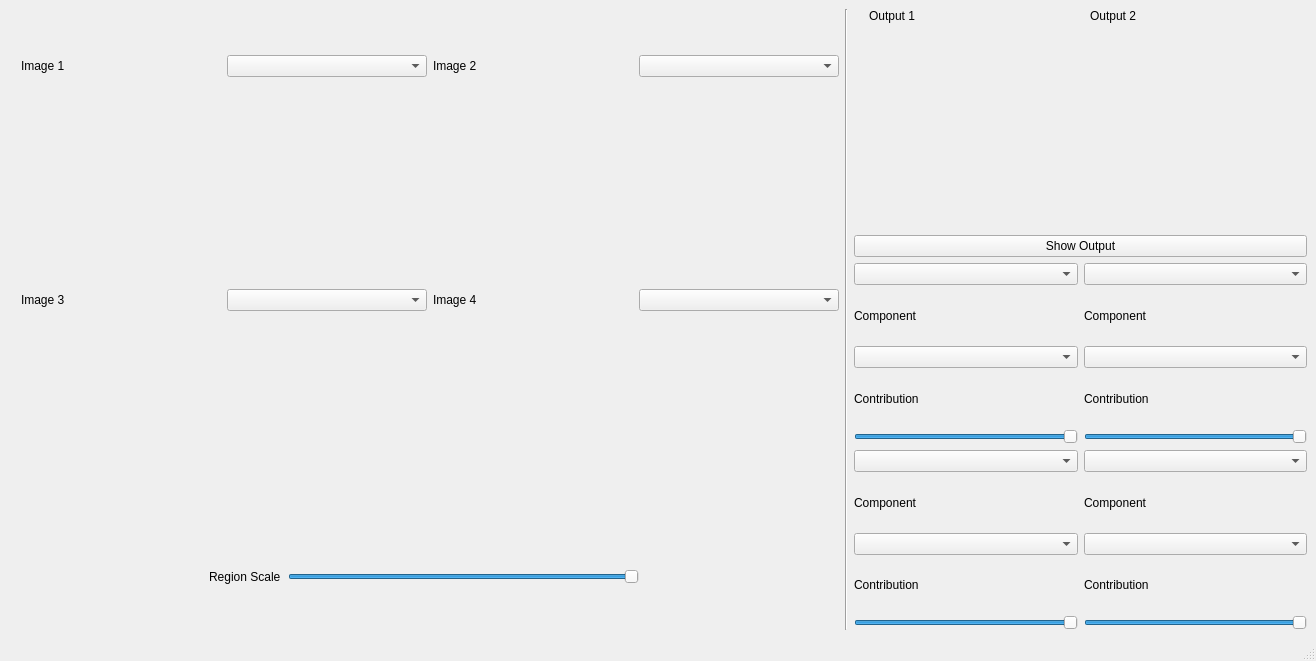
First picture: the form in views/mainwindow.ui, repository ossama971/fourier-transform-mixer, before the edit.
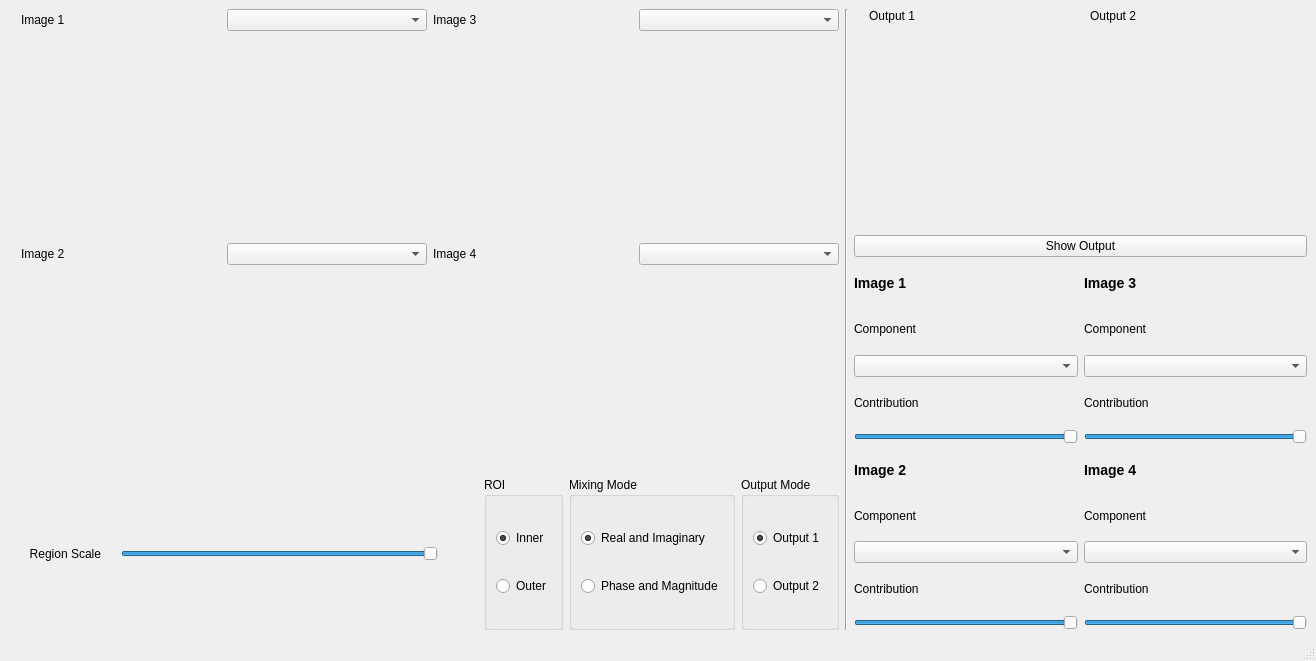
Second picture: the form after the edit. Custom widgets are drawn as their Qt base class.

The edit to the form file:
```diff
--- a/views/mainwindow.ui
+++ b/views/mainwindow.ui
@@ -17,7 +17,7 @@
    <bool>true</bool>
   </property>
   <widget class="QWidget" name="centralwidget">
-   <layout class="QHBoxLayout" name="horizontalLayout_2">
+   <layout class="QHBoxLayout" name="horizontalLayout_4">
     <item>
      <layout class="QVBoxLayout" name="verticalLayout_6">
       <item>
@@ -88,7 +88,7 @@
           <item row="0" column="0">
            <widget class="QLabel" name="image_label_3">
             <property name="text">
-             <string>Image 3</string>
+             <string>Image 2</string>
             </property>
            </widget>
           </item>
@@ -207,7 +207,7 @@
           <item row="0" column="0">
            <widget class="QLabel" name="image_label_2">
             <property name="text">
-             <string>Image 2</string>
+             <string>Image 3</string>
             </property>
            </widget>
           </item>
@@ -263,21 +263,26 @@
        </layout>
       </item>
       <item>
+       <layout class="QHBoxLayout" name="horizontalLayout_3">
+        <item>
        <layout class="QHBoxLayout" name="horizontalLayout">
         <property name="spacing">
-         <number>7</number>
+           <number>20</number>
         </property>
         <property name="leftMargin">
-         <number>200</number>
+           <number>20</number>
         </property>
         <property name="rightMargin">
-         <number>200</number>
+           <number>40</number>
         </property>
         <item>
          <widget class="QLabel" name="region_label">
           <property name="text">
            <string>Region Scale</string>
           </property>
+            <property name="alignment">
+             <set>Qt::AlignRight|Qt::AlignTrailing|Qt::AlignVCenter</set>
+            </property>
          </widget>
         </item>
         <item>
@@ -304,6 +309,90 @@
         </item>
        </layout>
       </item>
+        <item>
+         <layout class="QHBoxLayout" name="horizontalLayout_2">
+          <item>
+           <widget class="QGroupBox" name="groupBox_3">
+            <property name="title">
+             <string>ROI</string>
+            </property>
+            <layout class="QVBoxLayout" name="verticalLayout_17">
+             <item>
+              <widget class="QRadioButton" name="inner_rad">
+               <property name="text">
+                <string>Inner</string>
+               </property>
+               <property name="checked">
+                <bool>true</bool>
+               </property>
+              </widget>
+             </item>
+             <item>
+              <widget class="QRadioButton" name="outer_rad">
+               <property name="text">
+                <string>Outer</string>
+               </property>
+              </widget>
+             </item>
+            </layout>
+           </widget>
+          </item>
+          <item>
+           <widget class="QGroupBox" name="groupBox_2">
+            <property name="title">
+             <string>Mixing Mode</string>
+            </property>
+            <layout class="QVBoxLayout" name="verticalLayout_11">
+             <item>
+              <widget class="QRadioButton" name="mode_rad_1">
+               <property name="text">
+                <string>Real and Imaginary</string>
+               </property>
+               <property name="checked">
+                <bool>true</bool>
+               </property>
+              </widget>
+             </item>
+             <item>
+              <widget class="QRadioButton" name="mode_rad_2">
+               <property name="text">
+                <string>Phase and Magnitude</string>
+               </property>
+              </widget>
+             </item>
+            </layout>
+           </widget>
+          </item>
+          <item>
+           <widget class="QGroupBox" name="groupBox">
+            <property name="title">
+             <string>Output Mode</string>
+            </property>
+            <layout class="QVBoxLayout" name="verticalLayout_10">
+             <item>
+              <widget class="QRadioButton" name="output_rad_1">
+               <property name="text">
+                <string>Output 1</string>
+               </property>
+               <property name="checked">
+                <bool>true</bool>
+               </property>
+              </widget>
+             </item>
+             <item>
+              <widget class="QRadioButton" name="output_rad_2">
+               <property name="text">
+                <string>Output 2</string>
+               </property>
+              </widget>
+             </item>
+            </layout>
+           </widget>
+          </item>
+         </layout>
+        </item>
+       </layout>
+      </item>
      </layout>
     </item>
     <item>
@@ -401,7 +490,15 @@
         <item row="0" column="0">
          <layout class="QVBoxLayout" name="verticalLayout">
           <item>
-           <widget class="QComboBox" name="image_1_output_1"/>
+           <widget class="QLabel" name="image_label_5">
+            <property name="styleSheet">
+             <string notr="true">font-size:14px;
+font-weight: bold</string>
+            </property>
+            <property name="text">
+             <string>Image 1</string>
+            </property>
+           </widget>
           </item>
           <item>
            <widget class="QLabel" name="image_1_component_output_component_label_1">
@@ -438,7 +535,15 @@
         <item row="0" column="1">
          <layout class="QVBoxLayout" name="verticalLayout_2">
           <item>
-           <widget class="QComboBox" name="image_1_output_2"/>
+           <widget class="QLabel" name="image_label_6">
+            <property name="styleSheet">
+             <string notr="true">font-size:14px;
+font-weight: bold</string>
+            </property>
+            <property name="text">
+             <string>Image 3</string>
+            </property>
+           </widget>
           </item>
           <item>
            <widget class="QLabel" name="image_1_component_output_component_label_2">
@@ -475,7 +580,15 @@
         <item row="1" column="0">
          <layout class="QVBoxLayout" name="verticalLayout_3">
           <item>
-           <widget class="QComboBox" name="image_2_output_1"/>
+           <widget class="QLabel" name="image_label_7">
+            <property name="styleSheet">
+             <string notr="true">font-size:14px;
+font-weight: bold</string>
+            </property>
+            <property name="text">
+             <string>Image 2</string>
+            </property>
+           </widget>
           </item>
           <item>
            <widget class="QLabel" name="image_2_component_output_component_label_1">
@@ -512,7 +625,15 @@
         <item row="1" column="1">
          <layout class="QVBoxLayout" name="verticalLayout_4">
           <item>
-           <widget class="QComboBox" name="image_2_output_2"/>
+           <widget class="QLabel" name="image_label_8">
+            <property name="styleSheet">
+             <string notr="true">font-size:14px;
+font-weight: bold</string>
+            </property>
+            <property name="text">
+             <string>Image 4</string>
+            </property>
+           </widget>
           </item>
           <item>
            <widget class="QLabel" name="image_2_component_output_component_label_2">
```
Left out of the diff: 24 changed lines with no effect on the pictures. Lines whose indentation alone changed are shown as unchanged.
